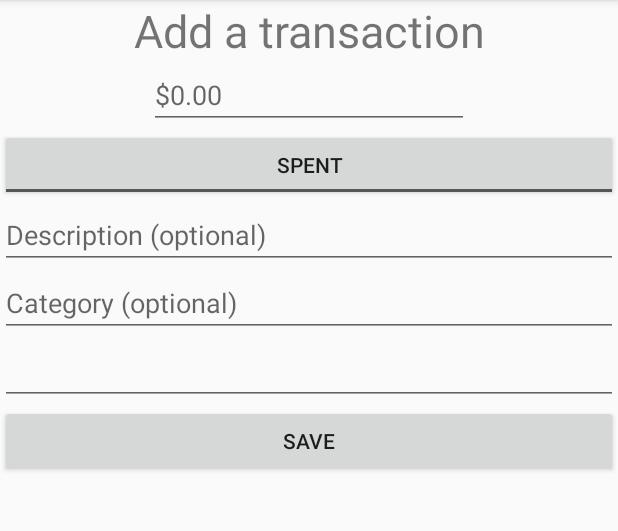
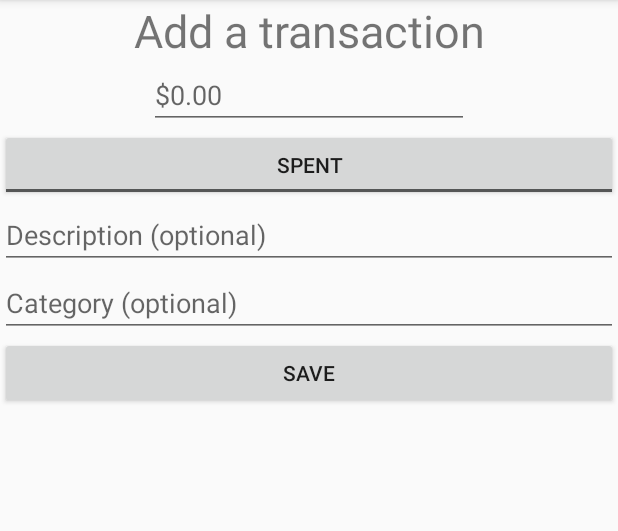
Before and after one commit to stephengrice/laser, an Android app: the screen it shows after launch (MainActivity), after a tap on an icon or button, on a phone screen of 412 x 824 dp, the part 84-615 px from its top. Run offline under Robolectric (Android 15) with nearby library versions, the phone set to English and light mode, and no system bars.

Commit message:
Implement seriously flawed code for categories
Nothing works quite right, but I'm too tired to figure it out.
The category isn't added quite right in the Add fragment.
It's definitely not displayed correctly in the Transactions fragment.
But it almost works.

```diff
--- a/app/src/main/java/com/stephengrice/momoney/TransactionCursorAdapter.java
+++ b/app/src/main/java/com/stephengrice/momoney/TransactionCursorAdapter.java
@@ -40,14 +40,14 @@ public class TransactionCursorAdapter extends CursorAdapter {
         mAmount = cursor.getFloat(cursor.getColumnIndexOrThrow(DbContract.Transaction.COLUMN_NAME_AMOUNT));
         long date = cursor.getLong(cursor.getColumnIndexOrThrow(DbContract.Transaction.COLUMN_NAME_DATE));
         String description = cursor.getString(cursor.getColumnIndexOrThrow(DbContract.Transaction.COLUMN_NAME_DESCRIPTION));
-        int category_id = cursor.getInt(cursor.getColumnIndexOrThrow(DbContract.Transaction.COLUMN_NAME_CATEGORY_ID));
+        long category_id = cursor.getLong(cursor.getColumnIndexOrThrow(DbContract.Transaction.COLUMN_NAME_CATEGORY_ID));
         String category = cursor.getString(cursor.getColumnIndexOrThrow(DbContract.Category.COLUMN_NAME_TITLE));
         // Fill data
         String formattedAmount = new DecimalFormat("$0.00").format(Math.abs(mAmount));
         itemAmount.setText(formattedAmount);
         itemDate.setText(new Date(date).toString());
         itemDescription.setText(description);
-        itemCategory.setText(category);
+        itemCategory.setText(Long.toString(category_id) + " category: " + category);
 
         // Conditional formatting - change from negative-appearing item to positive appearance
         if (mAmount > 0) {
--- a/app/src/main/java/com/stephengrice/momoney/db/DbContract.java
+++ b/app/src/main/java/com/stephengrice/momoney/db/DbContract.java
@@ -1,5 +1,6 @@
 package com.stephengrice.momoney.db;
 
+import android.database.DatabaseUtils;
 import android.provider.BaseColumns;
 
 public final class DbContract {
@@ -48,5 +49,9 @@ public final class DbContract {
         public static final String SQL_DELETE_TABLE = "DROP TABLE IF EXISTS " + TABLE_NAME;
         public static final String SQL_SELECT_ALL = "SELECT * FROM " + TABLE_NAME
                 + " ORDER BY title DESC";
+
+        public static final String sqlSelectByTitle(String title) {
+            return "SELECT 1 FROM " + TABLE_NAME + " WHERE title='" + DatabaseUtils.sqlEscapeString(title) + "'";
+        }
     }
 }
--- a/app/src/main/res/layout/fragment_add.xml
+++ b/app/src/main/res/layout/fragment_add.xml
@@ -36,18 +36,13 @@
         android:inputType="textPersonName"
         android:hint="Description (optional)" />
 
-    <EditText
-        android:id="@+id/txt_transaction_category"
-        android:layout_width="match_parent"
-        android:layout_height="wrap_content"
-        android:ems="10"
-        android:inputType="textPersonName"
-        android:hint="Category (optional)" />
     <AutoCompleteTextView
         android:id="@+id/transaction_category_autocomplete"
         android:layout_width="match_parent"
         android:layout_height="wrap_content"
+        android:hint="Category (optional)"
         />
+
 
     <Button
         android:id="@+id/btn_save_transaction"
```
Also changed, not shown: app/src/main/java/com/stephengrice/momoney/AddFragment.java (+50 -13 lines), app/src/main/java/com/stephengrice/momoney/CategoryCursorAdapter.java (+16 -1 lines).
